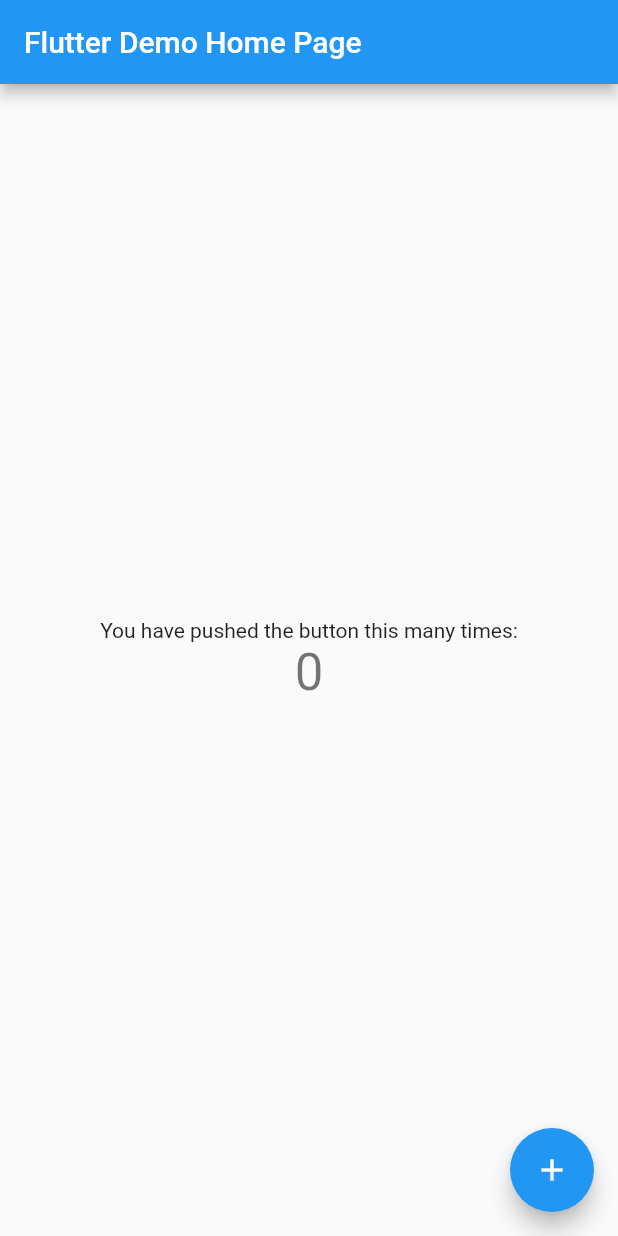
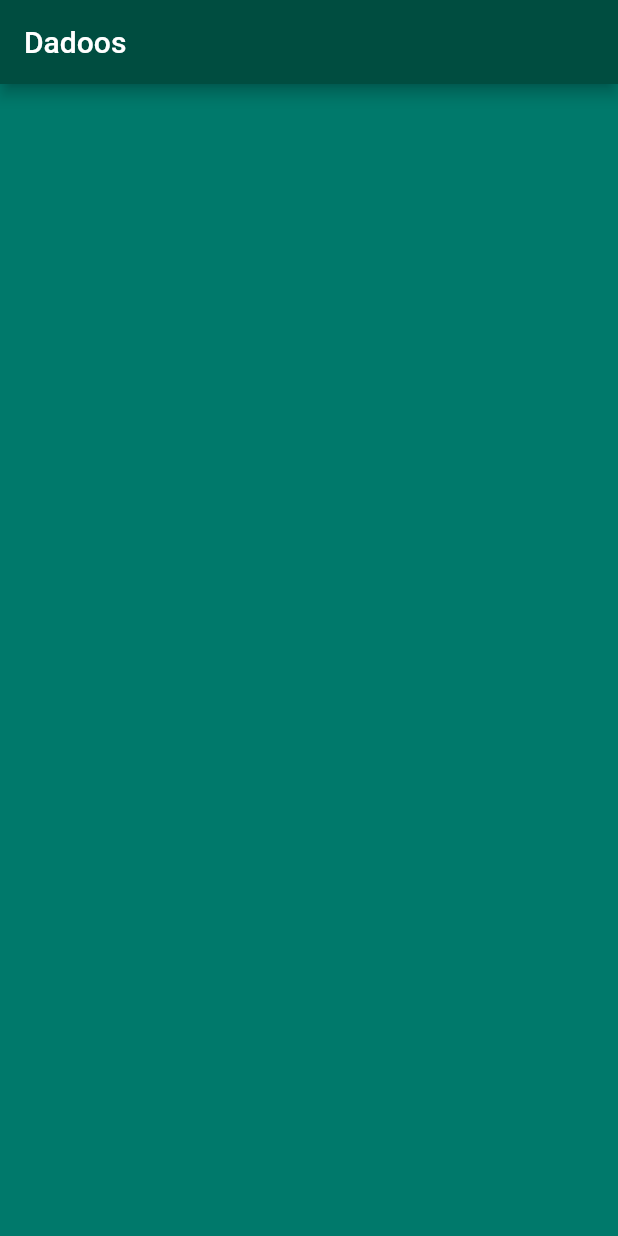
Before and after one commit to davidfffelix/Dadoos, a Flutter app: the screen it shows after launch, on a phone screen of 412 x 824 dp. Run offline on Flutter 3.47's test engine with Material 2 defaults, Android fonts, the phone set to English and light mode, and no system bars.

Commit message:
Update Code

```diff
--- a/lib/main.dart
+++ b/lib/main.dart
@@ -1,115 +1,25 @@
 import 'package:flutter/material.dart';
 
 void main() {
-  runApp(const MyApp());
+  return runApp(
+    MaterialApp(
+      home: Scaffold(
+        backgroundColor: Colors.teal.shade700,
+        appBar: AppBar(
+          title: Text('Dadoos'),
+          backgroundColor: Colors.teal.shade900,
+        ),
+        body: Dadoos(),
+      ),
+  ),
+  );
 }
 
-class MyApp extends StatelessWidget {
-  const MyApp({Key? key}) : super(key: key);
-
-  // This widget is the root of your application.
-  @override
-  Widget build(BuildContext context) {
-    return MaterialApp(
-      title: 'Flutter Demo',
-      theme: ThemeData(
-        // This is the theme of your application.
-        //
-        // Try running your application with "flutter run". You'll see the
-        // application has a blue toolbar. Then, without quitting the app, try
-        // changing the primarySwatch below to Colors.green and then invoke
-        // "hot reload" (press "r" in the console where you ran "flutter run",
-        // or simply save your changes to "hot reload" in a Flutter IDE).
-        // Notice that the counter didn't reset back to zero; the application
-        // is not restarted.
-        primarySwatch: Colors.blue,
-      ),
-      home: const MyHomePage(title: 'Flutter Demo Home Page'),
-    );
-  }
-}
-
-class MyHomePage extends StatefulWidget {
-  const MyHomePage({Key? key, required this.title}) : super(key: key);
-
-  // This widget is the home page of your application. It is stateful, meaning
-  // that it has a State object (defined below) that contains fields that affect
-  // how it looks.
-
-  // This class is the configuration for the state. It holds the values (in this
-  // case the title) provided by the parent (in this case the App widget) and
-  // used by the build method of the State. Fields in a Widget subclass are
-  // always marked "final".
-
-  final String title;
-
-  @override
-  State<MyHomePage> createState() => _MyHomePageState();
-}
-
-class _MyHomePageState extends State<MyHomePage> {
-  int _counter = 0;
-
-  void _incrementCounter() {
-    setState(() {
-      // This call to setState tells the Flutter framework that something has
-      // changed in this State, which causes it to rerun the build method below
-      // so that the display can reflect the updated values. If we changed
-      // _counter without calling setState(), then the build method would not be
-      // called again, and so nothing would appear to happen.
-      _counter++;
-    });
-  }
+class Dadoos extends StatelessWidget {
+  const Dadoos({Key? key}) : super(key: key);
 
   @override
   Widget build(BuildContext context) {
-    // This method is rerun every time setState is called, for instance as done
-    // by the _incrementCounter method above.
-    //
-    // The Flutter framework has been optimized to make rerunning build methods
-    // fast, so that you can just rebuild anything that needs updating rather
-    // than having to individually change instances of widgets.
-    return Scaffold(
-      appBar: AppBar(
-        // Here we take the value from the MyHomePage object that was created by
-        // the App.build method, and use it to set our appbar title.
-        title: Text(widget.title),
-      ),
-      body: Center(
-        // Center is a layout widget. It takes a single child and positions it
-        // in the middle of the parent.
-        child: Column(
-          // Column is also a layout widget. It takes a list of children and
-          // arranges them vertically. By default, it sizes itself to fit its
-          // children horizontally, and tries to be as tall as its parent.
-          //
-          // Invoke "debug painting" (press "p" in the console, choose the
-          // "Toggle Debug Paint" action from the Flutter Inspector in Android
-          // Studio, or the "Toggle Debug Paint" command in Visual Studio Code)
-          // to see the wireframe for each widget.
-          //
-          // Column has various properties to control how it sizes itself and
-          // how it positions its children. Here we use mainAxisAlignment to
-          // center the children vertically; the main axis here is the vertical
-          // axis because Columns are vertical (the cross axis would be
-          // horizontal).
-          mainAxisAlignment: MainAxisAlignment.center,
-          children: <Widget>[
-            const Text(
-              'You have pushed the button this many times:',
-            ),
-            Text(
-              '$_counter',
-              style: Theme.of(context).textTheme.headline4,
-            ),
-          ],
-        ),
-      ),
-      floatingActionButton: FloatingActionButton(
-        onPressed: _incrementCounter,
-        tooltip: 'Increment',
-        child: const Icon(Icons.add),
-      ), // This trailing comma makes auto-formatting nicer for build methods.
-    );
+    return Container();
   }
 }
```
